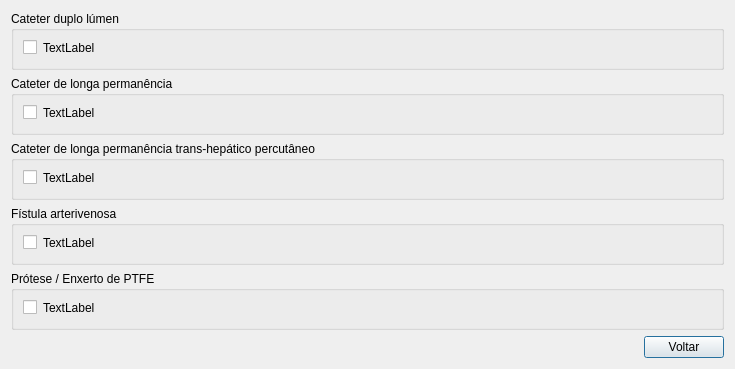
Old version of the form acessoatual_leitura.ui in the repository LordMendes/SAHD.
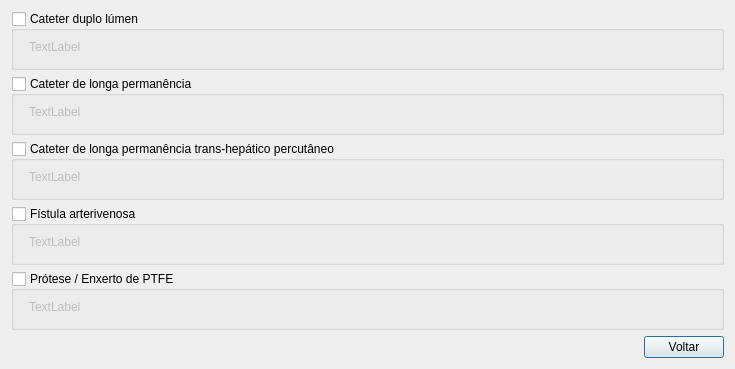
New version of the form.

What changed in the file:
```diff
--- a/acessoatual_leitura.ui
+++ b/acessoatual_leitura.ui
@@ -21,14 +21,13 @@
        <property name="title">
         <string>Cateter duplo lúmen</string>
        </property>
+       <property name="checkable">
+        <bool>true</bool>
+       </property>
+       <property name="checked">
+        <bool>false</bool>
+       </property>
        <layout class="QFormLayout" name="formLayout">
-        <item row="0" column="0">
-         <widget class="QCheckBox" name="checkBox">
-          <property name="text">
-           <string/>
-          </property>
-         </widget>
-        </item>
         <item row="0" column="1">
          <widget class="QLabel" name="cateterduplolumen">
           <property name="text">
@@ -44,14 +43,13 @@
        <property name="title">
         <string>Cateter de longa permanência</string>
        </property>
+       <property name="checkable">
+        <bool>true</bool>
+       </property>
+       <property name="checked">
+        <bool>false</bool>
+       </property>
        <layout class="QFormLayout" name="formLayout_2">
-        <item row="0" column="0">
-         <widget class="QCheckBox" name="checkBox_2">
-          <property name="text">
-           <string/>
-          </property>
-         </widget>
-        </item>
         <item row="0" column="1">
          <widget class="QLabel" name="cateterdelongapermanencia">
           <property name="text">
@@ -67,14 +65,13 @@
        <property name="title">
         <string>Cateter de longa permanência trans-hepático percutâneo</string>
        </property>
+       <property name="checkable">
+        <bool>true</bool>
+       </property>
+       <property name="checked">
+        <bool>false</bool>
+       </property>
        <layout class="QFormLayout" name="formLayout_3">
-        <item row="0" column="0">
-         <widget class="QCheckBox" name="checkBox_3">
-          <property name="text">
-           <string/>
-          </property>
-         </widget>
-        </item>
         <item row="0" column="1">
          <widget class="QLabel" name="cateterdelongapermanenciatranshepatico">
           <property name="text">
@@ -90,14 +87,13 @@
        <property name="title">
         <string>Fístula arterivenosa</string>
        </property>
+       <property name="checkable">
+        <bool>true</bool>
+       </property>
+       <property name="checked">
+        <bool>false</bool>
+       </property>
        <layout class="QFormLayout" name="formLayout_4">
-        <item row="0" column="0">
-         <widget class="QCheckBox" name="checkBox_4">
-          <property name="text">
-           <string/>
-          </property>
-         </widget>
-        </item>
         <item row="0" column="1">
          <widget class="QLabel" name="fistulaarteriovenosa">
           <property name="text">
@@ -113,14 +109,13 @@
        <property name="title">
         <string>Prótese / Enxerto de PTFE</string>
        </property>
+       <property name="checkable">
+        <bool>true</bool>
+       </property>
+       <property name="checked">
+        <bool>false</bool>
+       </property>
        <layout class="QFormLayout" name="formLayout_5">
-        <item row="0" column="0">
-         <widget class="QCheckBox" name="checkBox_5">
-          <property name="text">
-           <string/>
-          </property>
-         </widget>
-        </item>
         <item row="0" column="1">
          <widget class="QLabel" name="protese">
           <property name="text">
```
